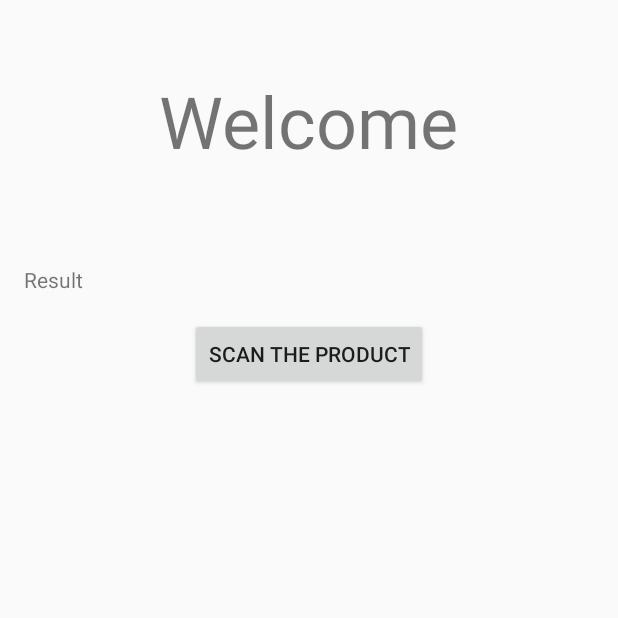
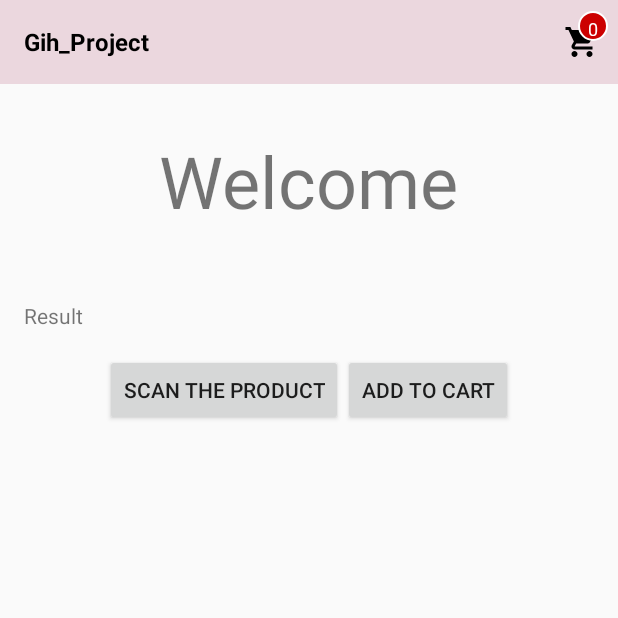
Before and after one commit to HimaniKaul/Gih_Project, an Android app: the screen it shows after launch (home_screen), on a phone screen of 412 x 824 dp, the top half of it. Run offline under Robolectric (Android 15) with nearby library versions, the phone set to English and light mode, and no system bars; our stand-ins replace Firebase (no records; nobody signed in at launch, a user with empty details on screens opened directly).

Commit message:
Added a notification cart and realtime database

```diff
--- a/app/build.gradle
+++ b/app/build.gradle
@@ -28,6 +28,8 @@ dependencies {
     implementation 'com.google.firebase:firebase-core:16.0.7'
     implementation 'com.google.android.gms:play-services-vision:17.0.2'
     implementation 'com.android.support:design:28.0.0'
+    implementation 'com.google.firebase:firebase-database:16.0.6'
+    implementation 'com.firebaseui:firebase-ui-database:1.1.1'
     testImplementation 'junit:junit:4.12'
     androidTestImplementation 'com.android.support.test:runner:1.0.2'
     androidTestImplementation 'com.android.support.test.espresso:espresso-core:3.0.2'
--- a/app/src/main/java/com/example/gih_project/home_screen.java
+++ b/app/src/main/java/com/example/gih_project/home_screen.java
@@ -7,25 +7,45 @@ import android.os.Bundle;
 import android.support.annotation.Nullable;
 import android.support.v4.app.ActivityCompat;
 import android.support.v4.content.ContextCompat;
+import android.support.v4.view.MenuItemCompat;
 import android.support.v7.app.AppCompatActivity;
+import android.support.v7.widget.Toolbar;
+import android.text.TextUtils;
+import android.view.Menu;
+import android.view.MenuItem;
 import android.view.View;
 import android.widget.Button;
 import android.widget.TextView;
+import android.widget.Toast;
 
 import com.google.android.gms.common.api.CommonStatusCodes;
 import com.google.android.gms.vision.barcode.Barcode;
+import com.google.firebase.database.DatabaseReference;
+import com.google.firebase.database.FirebaseDatabase;
 
 public class home_screen extends AppCompatActivity {
     private static final int PermissionRequest = 200;
     public static final int REQUEST_CODE= 0;
     Button scanbtn;
+    Button addbtn;
     TextView result;
+    private Toolbar myToolbar;
+    String products;
+    DatabaseReference databaseReference;
+     TextView textCartItemCount;
+    int mCartItemCount=0;
 
     @Override
     protected void onCreate(@Nullable Bundle savedInstanceState) {
         super.onCreate(savedInstanceState);
         setContentView(R.layout.home_screen);
         scanbtn=findViewById(R.id.scan_button);
+        addbtn=findViewById(R.id.add_to_cart);
+        databaseReference=FirebaseDatabase.getInstance().getReference("Products");
+        //setting toolbar
+        myToolbar = findViewById(R.id.toolbar2);
+        setSupportActionBar(myToolbar);
+        getSupportActionBar().setDisplayShowTitleEnabled(false);
         result=findViewById(R.id.result);
         if (ContextCompat.checkSelfPermission(this, Manifest.permission.CAMERA) != PackageManager.PERMISSION_GRANTED){
             ActivityCompat.requestPermissions(this,new String[]{Manifest.permission.CAMERA}, PermissionRequest);
@@ -37,6 +57,24 @@ public class home_screen extends AppCompatActivity {
                 startActivityForResult(i,REQUEST_CODE);
             }
         });
+        addbtn.setOnClickListener(new View.OnClickListener() {
+            @Override
+            public void onClick(View v) {
+                addProduct();
+            }
+        });
+    }
+
+    public void addProduct() {
+        String product_name=result.getText().toString().trim();
+        if(!TextUtils.isEmpty(product_name))
+        {   String id=databaseReference.push().getKey();
+            id_for_firebase i= new id_for_firebase(id, product_name);
+            databaseReference.child(id).setValue(i);
+            Toast.makeText(home_screen.this,"Added To Cart", Toast.LENGTH_SHORT).show();
+            mCartItemCount++;
+            setupBadge();
+        }
     }
 
     @Override
@@ -49,9 +87,54 @@ public class home_screen extends AppCompatActivity {
                      @Override
                      public void run() {
                          result.setText(barcode.displayValue);
+                         products=barcode.displayValue;
+
                      }
                  }); }
-           // else {result.setText("No Barcode Found");}
+            }}}
 
-            }}}
+            //setting menu
+            @Override
+            public boolean onCreateOptionsMenu(Menu menu) {
+                getMenuInflater().inflate(R.menu.basket, menu);
+                final MenuItem menuItem = menu.findItem(R.id.action_cart);
+                View actionView = MenuItemCompat.getActionView(menuItem);
+                textCartItemCount = actionView.findViewById(R.id.cart_badge);
+                actionView.setOnClickListener(new View.OnClickListener() {
+                    @Override
+                    public void onClick(View v) {
+                        onOptionsItemSelected(menuItem);
+                    }
+                });
+
+                return true;
+            }
+
+    @Override
+    public boolean onOptionsItemSelected(MenuItem item) {
+        switch (item.getItemId()) {
+            case R.id.action_cart: {
+                Intent i =new Intent(home_screen.this,virtual_cart.class);
+                startActivity(i);
+                return true;
+            }
+        }
+        return super.onOptionsItemSelected(item);
+    }
+
+    private void setupBadge() {
+        if (textCartItemCount != null) {
+            if (mCartItemCount == 0) {
+                if (textCartItemCount.getVisibility() != View.GONE) {
+                    textCartItemCount.setVisibility(View.GONE);
+                }
+            } else {
+                textCartItemCount.setText(String.valueOf(Math.min(mCartItemCount, 99)));
+                if (textCartItemCount.getVisibility() != View.VISIBLE) {
+                    textCartItemCount.setVisibility(View.VISIBLE);
+                }
+            }
+        }
+    }
+
 }
--- /dev/null
+++ b/app/src/main/res/drawable/badge_with_border.xml
@@ -0,0 +1,7 @@
+<?xml version="1.0" encoding="utf-8"?>
+<shape xmlns:android="http://schemas.android.com/apk/res/android" android:shape="oval">
+
+<solid android:color="@android:color/holo_red_dark"/>
+<stroke android:color="@android:color/white" android:width="1dp"/>
+
+</shape>
--- /dev/null
+++ b/app/src/main/res/drawable/ic_shopping_cart_black_24dp.xml
@@ -0,0 +1,9 @@
+<vector xmlns:android="http://schemas.android.com/apk/res/android"
+        android:width="24dp"
+        android:height="24dp"
+        android:viewportWidth="24.0"
+        android:viewportHeight="24.0">
+    <path
+        android:fillColor="#FF000000"
+        android:pathData="M7,18c-1.1,0 -1.99,0.9 -1.99,2S5.9,22 7,22s2,-0.9 2,-2 -0.9,-2 -2,-2zM1,2v2h2l3.6,7.59 -1.35,2.45c-0.16,0.28 -0.25,0.61 -0.25,0.96 0,1.1 0.9,2 2,2h12v-2L7.42,15c-0.14,0 -0.25,-0.11 -0.25,-0.25l0.03,-0.12 0.9,-1.63h7.45c0.75,0 1.41,-0.41 1.75,-1.03l3.58,-6.49c0.08,-0.14 0.12,-0.31 0.12,-0.48 0,-0.55 -0.45,-1 -1,-1L5.21,4l-0.94,-2L1,2zM17,18c-1.1,0 -1.99,0.9 -1.99,2s0.89,2 1.99,2 2,-0.9 2,-2 -0.9,-2 -2,-2z"/>
+</vector>
--- /dev/null
+++ b/app/src/main/res/layout/create_badge_layout.xml
@@ -0,0 +1,30 @@
+<?xml version="1.0" encoding="utf-8"?>
+<FrameLayout xmlns:tools="http://schemas.android.com/tools"
+    style="?attr/actionButtonStyle"
+    xmlns:android="http://schemas.android.com/apk/res/android"
+    android:layout_width="wrap_content"
+    android:layout_height="wrap_content"
+    android:clipToPadding="false"
+    android:focusable="true">
+    <ImageView
+        android:layout_width="wrap_content"
+        android:layout_height="wrap_content"
+        android:layout_gravity="center"
+        android:src="@drawable/ic_shopping_cart_black_24dp"/>
+    <TextView
+        android:id="@+id/cart_badge"
+        android:layout_width="20dp"
+        android:layout_height="20dp"
+        android:layout_gravity="right|end|top"
+        android:layout_marginEnd="-5dp"
+        android:layout_marginRight="-5dp"
+        android:layout_marginTop="3dp"
+        android:background="@drawable/badge_with_border"
+        android:gravity="center"
+        android:padding="3dp"
+        android:textColor="@android:color/white"
+        android:text="0"
+        android:textSize="12sp"
+        tools:ignore="RtlHardcoded" />
+
+</FrameLayout>
--- a/app/src/main/res/layout/home_screen.xml
+++ b/app/src/main/res/layout/home_screen.xml
@@ -1,16 +1,31 @@
 <?xml version="1.0" encoding="utf-8"?>
-<RelativeLayout
-    xmlns:android="http://schemas.android.com/apk/res/android"
+<RelativeLayout xmlns:android="http://schemas.android.com/apk/res/android"
     android:layout_width="match_parent"
     android:layout_height="match_parent">
-
+    <!--Setting Toolbar-->
+    <android.support.v7.widget.Toolbar
+        xmlns:android="http://schemas.android.com/apk/res/android"
+        android:layout_width="match_parent"
+        android:layout_height="56dp"
+        android:id="@+id/toolbar2"
+        android:background="@color/colorAccent">
+        <TextView
+            android:layout_width="wrap_content"
+            android:layout_height="wrap_content"
+            android:text="@string/app_name"
+            android:id="@+id/title_bar"
+            android:textColor="@color/black"
+            android:textSize="16sp"
+            android:textStyle="bold"/>
+    </android.support.v7.widget.Toolbar>
     <TextView
         android:id="@+id/welcome"
         android:layout_width="wrap_content"
         android:layout_height="wrap_content"
         android:text="@string/welcome"
+        android:layout_below="@id/toolbar2"
         android:textSize="48sp"
-        android:layout_margin="32dp"
+        android:layout_margin="16dp"
         android:padding="16dp"
         android:layout_centerHorizontal="true" />
 
@@ -21,13 +36,22 @@
         android:text="Result"
         android:layout_margin="16dp"
         android:layout_below="@+id/welcome" />
-
-    <Button
-        android:id="@+id/scan_button"
+    <LinearLayout
         android:layout_width="wrap_content"
         android:layout_height="wrap_content"
-        android:text="@string/scan"
+        android:orientation="horizontal"
         android:layout_below="@+id/result"
-        android:layout_centerHorizontal="true" />
+        android:layout_centerHorizontal="true">
+        <Button
+            android:id="@+id/scan_button"
+            android:layout_width="wrap_content"
+            android:layout_height="wrap_content"
+            android:text="@string/scan" />
+        <Button
+            android:id="@+id/add_to_cart"
+            android:layout_width="wrap_content"
+            android:layout_height="wrap_content"
+            android:text="@string/add" />
+    </LinearLayout>
 
 </RelativeLayout>
--- /dev/null
+++ b/app/src/main/res/menu/basket.xml
@@ -0,0 +1,12 @@
+<?xml version="1.0" encoding="utf-8"?>
+<menu xmlns:android="http://schemas.android.com/apk/res/android"
+    xmlns:app="http://schemas.android.com/apk/res-auto">
+
+    <item
+        android:id="@+id/action_cart"
+        android:icon="@drawable/ic_shopping_cart_black_24dp"
+        android:title="Cart"
+        app:actionLayout="@layout/create_badge_layout"
+        app:showAsAction="always"/>
+
+</menu>
--- a/app/src/main/res/values/strings.xml
+++ b/app/src/main/res/values/strings.xml
@@ -17,6 +17,6 @@
     <string name="verify_email">Verify Email</string>
     <string name="welcome">Welcome</string>
     <string name="scan">Scan the Product</string>
-
+    <string name="add">Add to Cart</string>
 
 </resources>
```
Also changed, not shown: app/src/main/AndroidManifest.xml (+7 -2 lines), app/src/main/java/com/example/gih_project/id_for_firebase.java (added, +27 -0 lines), app/src/main/java/com/example/gih_project/virtual_cart.java (added, +64 -0 lines), app/src/main/res/layout/activity_virtual_cart.xml (added, +9 -0 lines), app/src/main/res/layout/virtual_cart_design.xml (added, +44 -0 lines), 1 other file.
